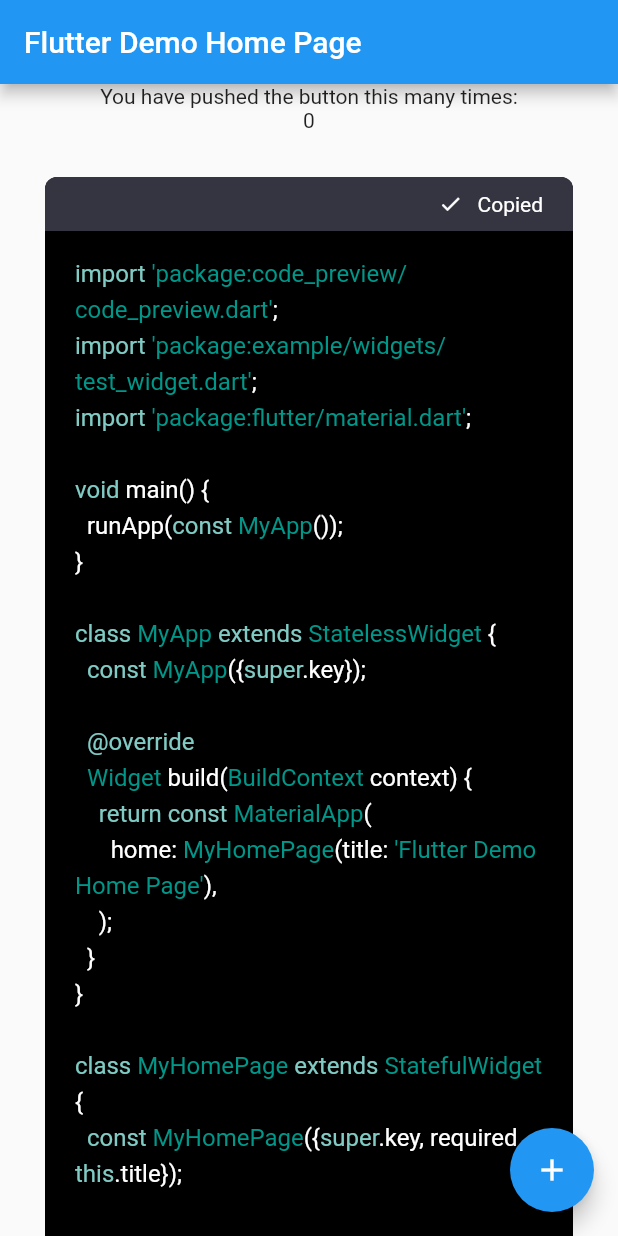
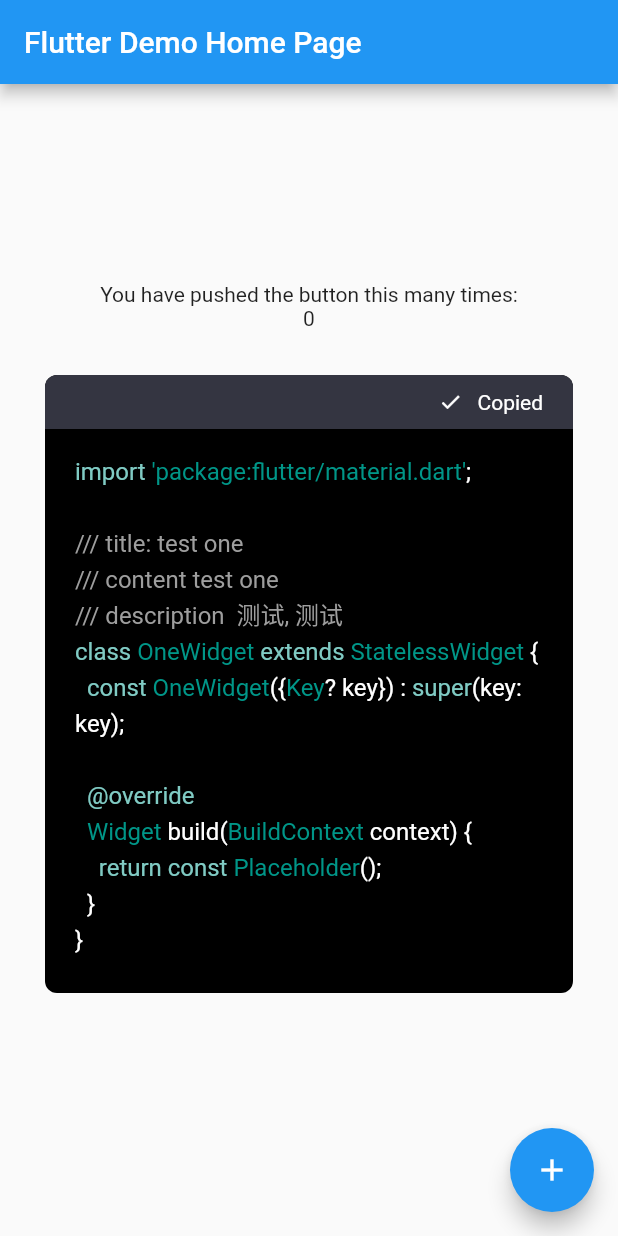
Before and after one commit to xdd666t/code_preview, a Flutter app: the screen it shows after launch, after a tap on "Copy code", on a phone screen of 412 x 824 dp. Run offline on Flutter 3.47's test engine with Material 2 defaults, Android fonts, the phone set to English and light mode, and no system bars.

Commit message:
add customBuilder

```diff
--- a/example/lib/main.dart
+++ b/example/lib/main.dart
@@ -1,6 +1,8 @@
 import 'package:code_preview/code_preview.dart';
 import 'package:example/widgets/test_widget.dart';
 import 'package:flutter/material.dart';
+
+import 'widgets/one_widget.dart';
 
 void main() {
   runApp(const MyApp());
@@ -49,7 +51,7 @@ class _MyHomePageState extends State<MyHomePage> {
               Container(
                 margin: const EdgeInsets.all(30),
                 child: CodePreview(
-                  code: this,
+                  code: const OneWidget(),
                   codeBuilder: (code) {
                     print(code);
                   },
--- a/example/lib/widgets/one_widget.dart
+++ b/example/lib/widgets/one_widget.dart
@@ -1,5 +1,8 @@
 import 'package:flutter/material.dart';
 
+/// title: test one
+/// content test one
+/// description  测试, 测试
 class OneWidget extends StatelessWidget {
   const OneWidget({Key? key}) : super(key: key);
 
--- a/lib/code_preview.dart
+++ b/lib/code_preview.dart
@@ -2,3 +2,4 @@ library code_preview;
 
 export 'src/code_preview/code_preview.dart';
 export 'src/config/config.dart';
+export 'src/config/custom_param.dart';
--- a/lib/src/code_preview/code_preview.dart
+++ b/lib/src/code_preview/code_preview.dart
@@ -3,6 +3,7 @@ import 'package:code_preview/src/helper/code_highlight/syntax_highlighter.dart';
 import 'package:flutter/cupertino.dart';
 import 'package:flutter/material.dart';
 
+import '../../code_preview.dart';
 import '../state_manage/build.dart';
 import '../state_manage/change_notifier_easy.dart';
 import 'code_preview_logic.dart';
@@ -11,7 +12,7 @@ part 'widget/cp_bg.dart';
 part 'widget/cp_code.dart';
 part 'widget/cp_top_info.dart';
 
-typedef CustomBuilder = Widget Function(String codeContent);
+typedef CustomBuilder = Widget Function(CustomParam? param);
 typedef CodeBuilder = void Function(String codeContent);
 
 class CodePreview extends StatelessWidget {
--- a/lib/src/code_preview/code_preview_logic.dart
+++ b/lib/src/code_preview/code_preview_logic.dart
@@ -2,12 +2,13 @@ import 'dart:async';
 import 'dart:convert';
 
 import 'package:code_preview/src/code_preview/code_preview_state.dart';
-import 'package:code_preview/src/util/code_utils.dart';
+import 'package:code_preview/src/util/code_kit.dart';
 import 'package:code_preview/src/util/view_utils.dart';
 import 'package:flutter/material.dart';
 import 'package:flutter/services.dart';
 
 import '../../code_preview.dart';
+import '../util/code_reg.dart';
 
 class CodePreviewLogic extends ChangeNotifier {
   final CodePreviewState state = CodePreviewState();
@@ -45,14 +46,16 @@ class CodePreviewLogic extends ChangeNotifier {
   void _matchContent(List<String> assetFilePaths) async {
     var type = state.code.runtimeType.toString();
     String codeContent = '';
+    String correctPath = '';
     // 尝试进行文件名匹配
-    final fileName = CodeUtils.toUnderline(type);
+    final fileName = CodeKit.toUnderline(type);
     for (String path in assetFilePaths) {
       if (path.endsWith('/$fileName.dart')) {
         final allContent = await rootBundle.loadString(path);
-        var isMatch = CodeUtils.matchType(allContent, type);
+        var isMatch = CodeReg.matchType(allContent, type);
         if (isMatch) {
           codeContent = allContent;
+          correctPath = path;
           break;
         }
       }
@@ -61,9 +64,10 @@ class CodePreviewLogic extends ChangeNotifier {
     if (codeContent == '') {
       for (String path in assetFilePaths) {
         final allContent = await rootBundle.loadString(path);
-        var isMatch = CodeUtils.matchType(allContent, type);
+        var isMatch = CodeReg.matchType(allContent, type);
         if (isMatch) {
           codeContent = allContent;
+          correctPath = path;
           break;
         }
       }
@@ -73,6 +77,13 @@ class CodePreviewLogic extends ChangeNotifier {
     }
     state.codeBuilder?.call(codeContent);
     state.codeContent = codeContent;
+    state.customParam = CustomParam(
+      codeContent: CodeReg.removeComment(codeContent),
+      codeFileName: CodeReg.pathToFileName(correctPath),
+      codePath: correctPath,
+      parseParam: CodeReg.parseParam(codeContent),
+    );
+
     notifyListeners();
   }
 
--- a/lib/src/code_preview/code_preview_state.dart
+++ b/lib/src/code_preview/code_preview_state.dart
@@ -12,6 +12,8 @@ class CodePreviewState {
   CopyStatus copyStatus = CopyStatus.not;
 
   Timer? copyTimer;
+
+  CustomParam? customParam;
 }
 
 enum CopyStatus {
--- a/lib/src/code_preview/widget/cp_bg.dart
+++ b/lib/src/code_preview/widget/cp_bg.dart
@@ -32,7 +32,7 @@ class _CpBgState extends State<_CpBg> {
       builder: (BuildContext context) {
         return EasyBuilder<CodePreviewLogic>(builder: (logic) {
           if (widget.customBuilder != null) {
-            return widget.customBuilder!(logic.state.codeContent);
+            return widget.customBuilder!(logic.state.customParam);
           }
 
           return ClipRRect(
--- a/lib/src/config/config.dart
+++ b/lib/src/config/config.dart
@@ -1 +1,3 @@
-class CodePreviewConing {}
+class CodePreviewConing {
+
+}
--- /dev/null
+++ b/lib/src/config/custom_param.dart
@@ -0,0 +1,35 @@
+class CustomParam {
+  CustomParam({
+    required this.codeContent,
+    required this.codeFileName,
+    required this.codePath,
+    required this.parseParam,
+  });
+
+  /// 代码内容
+  final String codeContent;
+
+  /// 代码内容的路径
+  final String codePath;
+
+  /// 代码内容的文件名
+  final String codeFileName;
+
+  /// 解析代码的map参数集
+  ///
+  /// eg:
+  /// 可解析下述的title,***及其后面的内容, *** 非固定内容, 可随意命名
+  /// 使用: parseParam['title'], 或者 parseParam['***']
+  ///
+  /// /// title: test one
+  /// /// ***: test one
+  /// class OneWidget extends StatelessWidget {
+  ///   const OneWidget({Key? key}) : super(key: key);
+  ///
+  ///   @override
+  ///   Widget build(BuildContext context) {
+  ///     return const Placeholder();
+  ///   }
+  /// }
+  final Map<String, String> parseParam;
+}
--- a/lib/src/util/code_utils.dart
+++ b/lib/src/util/code_kit.dart
@@ -1,4 +1,6 @@
-class CodeUtils {
+class CodeKit {
+  CodeKit._();
+
   static String toUnderline(String str) {
     String result = str
         .replaceAllMapped(RegExp('([A-Z])'), (match) => '_${match.group(1)}')
@@ -8,9 +10,4 @@ class CodeUtils {
     }
     return result; // big_camel_case
   }
-
-  static bool matchType(String allContent,  String type) {
-    RegExp regExp = RegExp(r'class\s+' + type);
-    return regExp.hasMatch(allContent);
-  }
 }
--- /dev/null
+++ b/lib/src/util/code_reg.dart
@@ -0,0 +1,33 @@
+class CodeReg {
+  CodeReg._();
+
+  static bool matchType(String allContent, String type) {
+    RegExp regExp = RegExp(r'class\s+' + type);
+    return regExp.hasMatch(allContent);
+  }
+
+  static String pathToFileName(String path) {
+    RegExp regExp = RegExp(r'[^/]+$');
+    Match match = regExp.firstMatch(path) as Match;
+    String? filename = match.group(0);
+    return filename ?? '';
+  }
+
+  static Map<String, String> parseParam(String codeContent) {
+    RegExp exp = RegExp(r"///\s*(\S+)[\s,:.：。]+(.+)");
+
+    Iterable<Match> matches = exp.allMatches(codeContent);
+    Map<String, String> map = {};
+    for (Match match in matches) {
+      String? key = match.group(1);
+      String? value = match.group(2);
+      map[key ?? ''] = value ?? '';
+    }
+    return map;
+  }
+
+  static String removeComment(String codeContent) {
+    RegExp exp = RegExp(r"///.*\n");
+    return codeContent.replaceAll(exp, "");
+  }
+}
```
Also changed, not shown: example/pubspec.yaml (+3 -26 lines), example/pubspec.lock, 4 other files.
